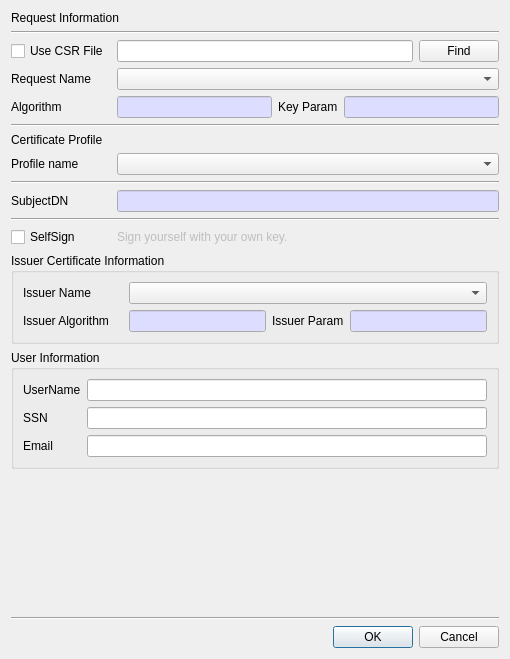
The window that CertMan/make_cert_dlg.ui (jykim74/CertMan) describes before a commit, drawn with Qt 5.
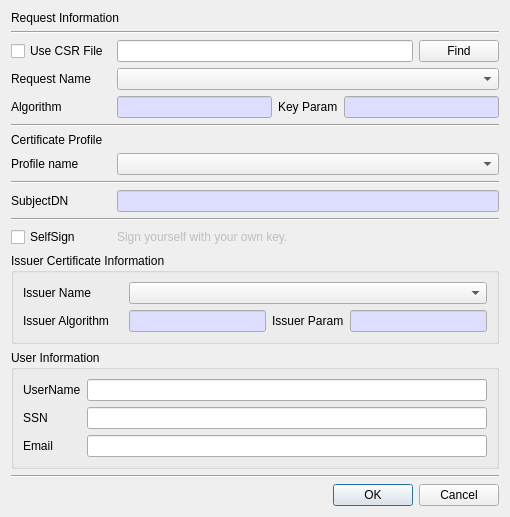
The same window after the commit.

The edit to the form file:
```diff
--- a/CertMan/make_cert_dlg.ui
+++ b/CertMan/make_cert_dlg.ui
@@ -7,7 +7,7 @@
     <x>0</x>
     <y>0</y>
     <width>510</width>
-    <height>659</height>
+    <height>491</height>
    </rect>
   </property>
   <property name="windowTitle">
```
